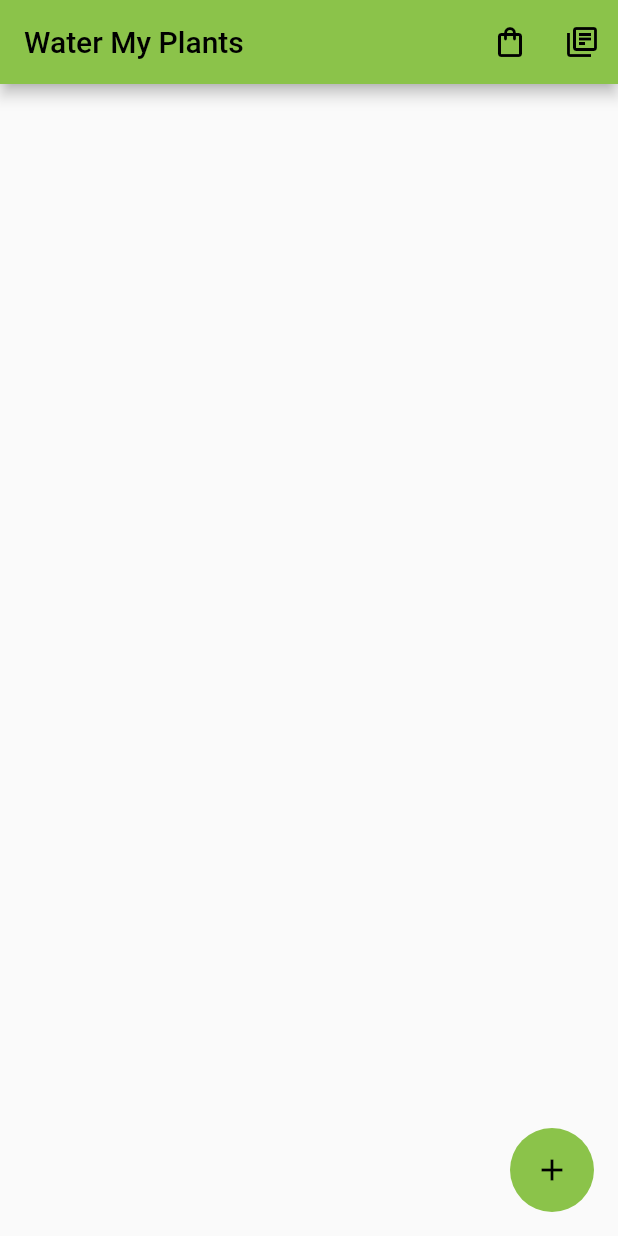
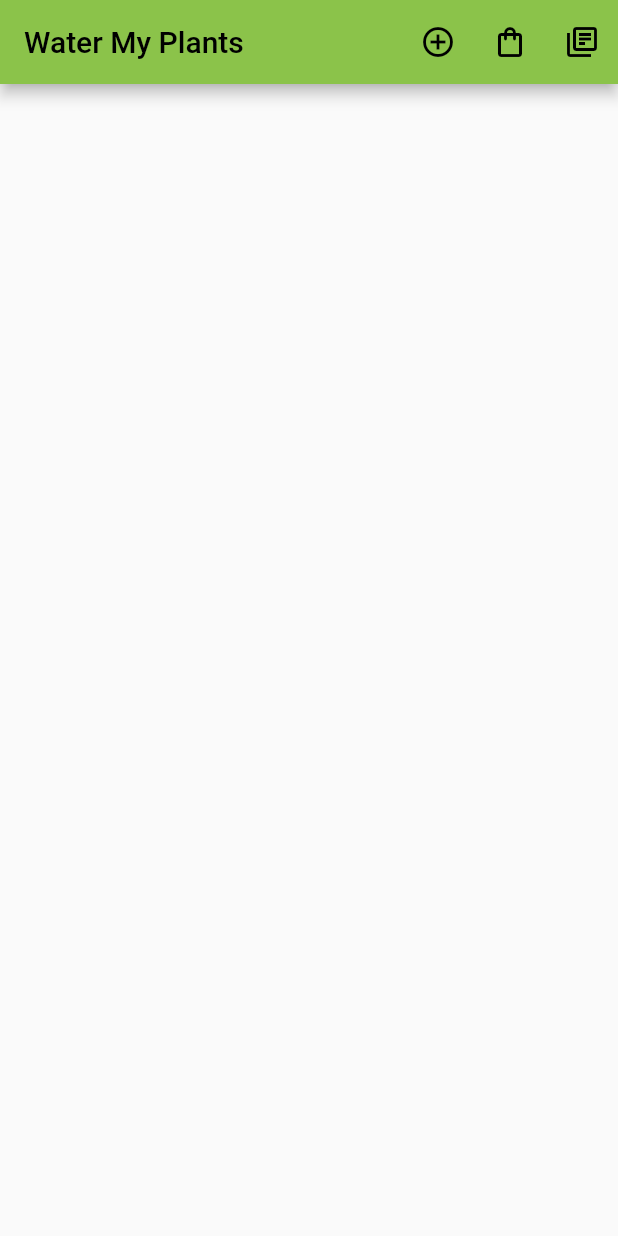
Before and after one commit to lomash-relia/Water-My-Plants, a Flutter app: the screen it shows after launch, on a phone screen of 412 x 824 dp. Run offline on Flutter 3.47's test engine with Material 2 defaults, Android fonts, the phone set to English and light mode, and no system bars; our stand-ins replace bloc, flutter_bloc.

Commit message:
minor changes

```diff
--- a/lib/features/home_page/UI/HomePage.dart
+++ b/lib/features/home_page/UI/HomePage.dart
@@ -17,19 +17,15 @@ class _HomePageState extends State<HomePage> {
   @override
   Widget build(BuildContext context) {
     return Scaffold(
-      floatingActionButton: FloatingActionButton(
-        onPressed: () {
-          Navigator.push(
-              context, MaterialPageRoute(builder: (context) => AddPlantPage()));
-        },
-        elevation: 0,
-        child: const Icon(Icons.add),
-      ),
       appBar: AppBar(
         title: const Text(
           'Water My Plants',
         ),
         actions: [
+          IconButton(
+            onPressed: () {},
+            icon: const Icon(Icons.add_circle_outline),
+          ),
           IconButton(
               onPressed: () {}, icon: const Icon(Icons.shopping_bag_outlined)),
           IconButton(
```
